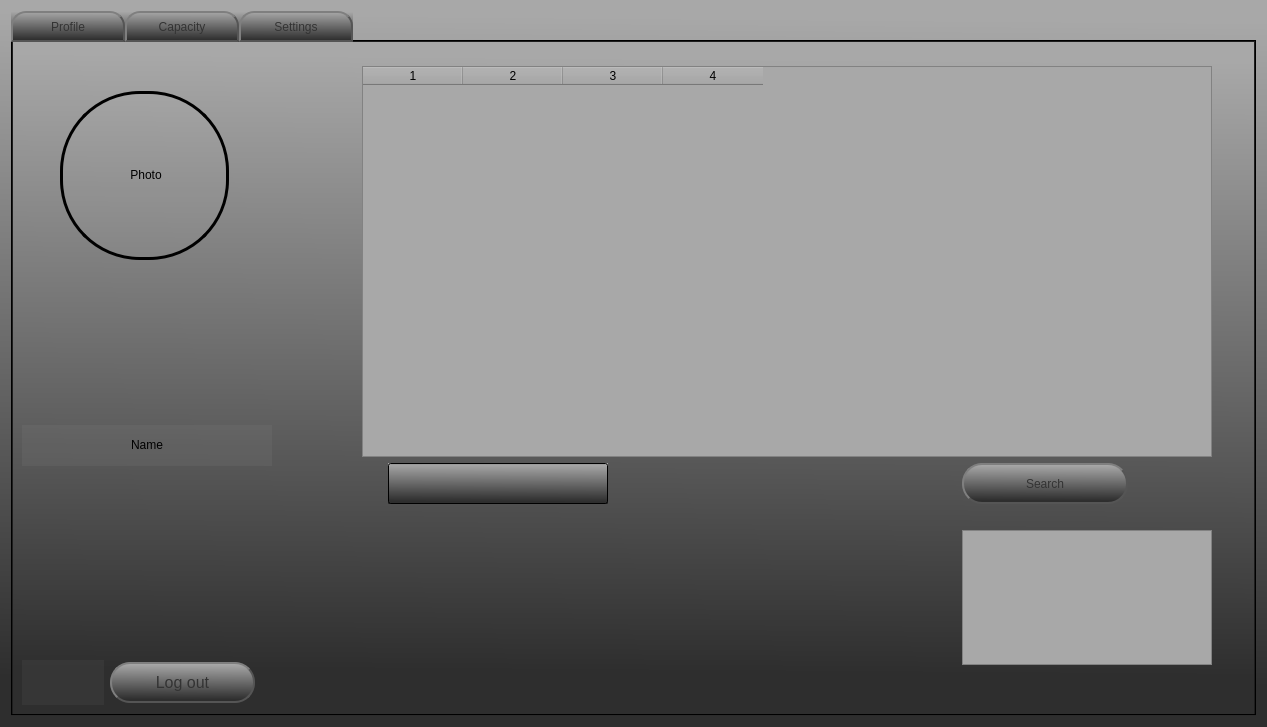
Old version of the form UI/SolarControl_U_profile/U_profile.ui in the repository Kirill020/Solar-Control.
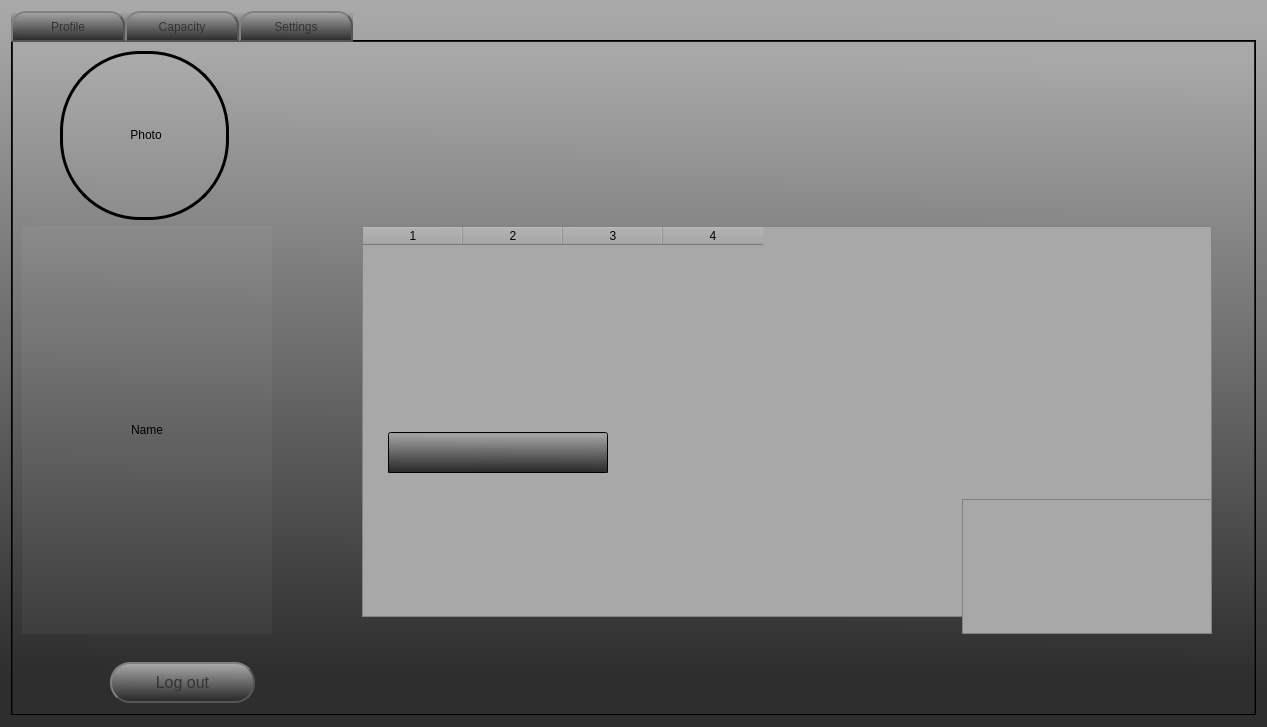
New version of the form. The open tabs and pages were chosen to show the change. Icons and pictures are not drawn.

What changed in the file:
```diff
--- a/UI/SolarControl_U_profile/U_profile.ui
+++ b/UI/SolarControl_U_profile/U_profile.ui
@@ -56,7 +56,7 @@
 }</string>
      </property>
      <property name="currentIndex">
-      <number>0</number>
+      <number>2</number>
      </property>
      <widget class="QWidget" name="U_profile_tab">
       <attribute name="title">
@@ -171,377 +171,6 @@
            </item>
           </layout>
          </item>
-         <item row="0" column="3" rowspan="7">
-          <layout class="QGridLayout" name="Check_lay_prof">
-           <item row="2" column="2">
-            <widget class="QPushButton" name="Search_but_prof">
-             <property name="minimumSize">
-              <size>
-               <width>166</width>
-               <height>41</height>
-              </size>
-             </property>
-             <property name="maximumSize">
-              <size>
-               <width>131</width>
-               <height>41</height>
-              </size>
-             </property>
-             <property name="styleSheet">
-              <string notr="true">QPushButton {
-color: #333;
-border: 2px solid #555;
-border-radius: 20px;
-border-style: outset;
-font: 12pt &quot;MS Shell Dlg 2&quot;;
-min-width: 8em;
-background: qradialgradient(
-cx: 0.3, cy: -0.4, fx: 0.3, fy: -0.4,
-radius: 1.35, stop: 0 #fff, stop: 1 #888
-);
-padding: 5px;
-}
-
-QPushButton:hover {
-background: qradialgradient(
-cx: 0.3, cy: -0.4, fx: 0.3, fy: -0.4,
-radius: 1.35, stop: 0 #fff, stop: 1 #bbb
-);
-}
-
-QPushButton:pressed {
-border-style: inset;
-background: qradialgradient(
-cx: 0.4, cy: -0.1, fx: 0.4, fy: -0.1,
-radius: 1.35, stop: 0 #fff, stop: 1 #ddd
-);
-}</string>
-             </property>
-             <property name="text">
-              <string>Search</string>
-             </property>
-            </widget>
-           </item>
-           <item row="1" column="0" colspan="3">
-            <widget class="QTableWidget" name="Objects_info_prof">
-             <property name="minimumSize">
-              <size>
-               <width>850</width>
-               <height>391</height>
-              </size>
-             </property>
-             <property name="maximumSize">
-              <size>
-               <width>850</width>
-               <height>391</height>
-              </size>
-             </property>
-             <property name="styleSheet">
-              <string notr="true">background-color: rgb(168, 168, 168);
-</string>
-             </property>
-             <property name="columnCount">
-              <number>4</number>
-             </property>
-             <column/>
-             <column/>
-             <column/>
-             <column/>
-            </widget>
-           </item>
-           <item row="6" column="2">
-            <widget class="QListView" name="Support_data_prof">
-             <property name="minimumSize">
-              <size>
-               <width>250</width>
-               <height>135</height>
-              </size>
-             </property>
-             <property name="maximumSize">
-              <size>
-               <width>250</width>
-               <height>135</height>
-              </size>
-             </property>
-             <property name="styleSheet">
-              <string notr="true">background-color: rgb(168, 168, 168);
-</string>
-             </property>
-            </widget>
-           </item>
-           <item row="2" column="0">
-            <spacer name="verticalSpacer_14">
-             <property name="orientation">
-              <enum>Qt::Vertical</enum>
-             </property>
-             <property name="sizeHint" stdset="0">
-              <size>
-               <width>20</width>
-               <height>40</height>
-              </size>
-             </property>
-            </spacer>
-           </item>
-           <item row="5" column="0">
-            <spacer name="verticalSpacer_13">
-             <property name="orientation">
-              <enum>Qt::Vertical</enum>
-             </property>
-             <property name="sizeHint" stdset="0">
-              <size>
-               <width>20</width>
-               <height>40</height>
-              </size>
-             </property>
-            </spacer>
-           </item>
-           <item row="5" column="1">
-            <spacer name="horizontalSpacer_7">
-             <property name="orientation">
-              <enum>Qt::Horizontal</enum>
-             </property>
-             <property name="sizeHint" stdset="0">
-              <size>
-               <width>40</width>
-               <height>20</height>
-              </size>
-             </property>
-            </spacer>
-           </item>
-           <item row="5" column="2">
-            <spacer name="verticalSpacer_16">
-             <property name="orientation">
-              <enum>Qt::Vertical</enum>
-             </property>
-             <property name="sizeHint" stdset="0">
-              <size>
-               <width>20</width>
-               <height>40</height>
-              </size>
-             </property>
-            </spacer>
-           </item>
-           <item row="2" column="1">
-            <widget class="QLineEdit" name="Search_ed_prof">
-             <property name="minimumSize">
-              <size>
-               <width>100</width>
-               <height>41</height>
-              </size>
-             </property>
-             <property name="maximumSize">
-              <size>
-               <width>220</width>
-               <height>41</height>
-              </size>
-             </property>
-             <property name="palette">
-              <palette>
-               <active>
-                <colorrole role="Button">
-                 <brush brushstyle="LinearGradientPattern">
-                  <gradient startx="0.482198000000000" starty="0.971000000000000" endx="0.497000000000000" endy="0.023000000000000" type="LinearGradient" spread="PadSpread" coordinatemode="ObjectBoundingMode">
-                   <gradientstop position="0.033898300000000">
-                    <color alpha="255">
-                     <red>46</red>
-                     <green>46</green>
-                     <blue>46</blue>
-                    </color>
-                   </gradientstop>
-                   <gradientstop position="1.000000000000000">
-                    <color alpha="255">
-                     <red>168</red>
-                     <green>168</green>
-                     <blue>168</blue>
-                    </color>
-                   </gradientstop>
-                  </gradient>
-                 </brush>
-                </colorrole>
-                <colorrole role="Base">
-                 <brush brushstyle="LinearGradientPattern">
-                  <gradient startx="0.482198000000000" starty="0.971000000000000" endx="0.497000000000000" endy="0.023000000000000" type="LinearGradient" spread="PadSpread" coordinatemode="ObjectBoundingMode">
-                   <gradientstop position="0.033898300000000">
-                    <color alpha="255">
-                     <red>46</red>
-                     <green>46</green>
-                     <blue>46</blue>
-                    </color>
-                   </gradientstop>
-                   <gradientstop position="1.000000000000000">
-                    <color alpha="255">
-                     <red>168</red>
-                     <green>168</green>
-                     <blue>168</blue>
-                    </color>
-                   </gradientstop>
-                  </gradient>
-                 </brush>
-                </colorrole>
-                <colorrole role="Window">
-                 <brush brushstyle="LinearGradientPattern">
-                  <gradient startx="0.482198000000000" starty="0.971000000000000" endx="0.497000000000000" endy="0.023000000000000" type="LinearGradient" spread="PadSpread" coordinatemode="ObjectBoundingMode">
-                   <gradientstop position="0.033898300000000">
-                    <color alpha="255">
-                     <red>46</red>
-                     <green>46</green>
-                     <blue>46</blue>
-                    </color>
-                   </gradientstop>
-                   <gradientstop position="1.000000000000000">
-                    <color alpha="255">
-                     <red>168</red>
-                     <green>168</green>
-                     <blue>168</blue>
-                    </color>
-                   </gradientstop>
-                  </gradient>
-                 </brush>
-                </colorrole>
-               </active>
-               <inactive>
-                <colorrole role="Button">
-                 <brush brushstyle="LinearGradientPattern">
-                  <gradient startx="0.482198000000000" starty="0.971000000000000" endx="0.497000000000000" endy="0.023000000000000" type="LinearGradient" spread="PadSpread" coordinatemode="ObjectBoundingMode">
-                   <gradientstop position="0.033898300000000">
-                    <color alpha="255">
-                     <red>46</red>
-                     <green>46</green>
-                     <blue>46</blue>
-                    </color>
-                   </gradientstop>
-                   <gradientstop position="1.000000000000000">
-                    <color alpha="255">
-                     <red>168</red>
-                     <green>168</green>
-                     <blue>168</blue>
-                    </color>
-                   </gradientstop>
-                  </gradient>
-                 </brush>
-                </colorrole>
-                <colorrole role="Base">
-                 <brush brushstyle="LinearGradientPattern">
-                  <gradient startx="0.482198000000000" starty="0.971000000000000" endx="0.497000000000000" endy="0.023000000000000" type="LinearGradient" spread="PadSpread" coordinatemode="ObjectBoundingMode">
-                   <gradientstop position="0.033898300000000">
-                    <color alpha="255">
-                     <red>46</red>
-                     <green>46</green>
-                     <blue>46</blue>
-                    </color>
-                   </gradientstop>
-                   <gradientstop position="1.000000000000000">
-                    <color alpha="255">
-                     <red>168</red>
-                     <green>168</green>
-                     <blue>168</blue>
-                    </color>
-                   </gradientstop>
-                  </gradient>
-                 </brush>
-                </colorrole>
-                <colorrole role="Window">
-                 <brush brushstyle="LinearGradientPattern">
-                  <gradient startx="0.482198000000000" starty="0.971000000000000" endx="0.497000000000000" endy="0.023000000000000" type="LinearGradient" spread="PadSpread" coordinatemode="ObjectBoundingMode">
-                   <gradientstop position="0.033898300000000">
-                    <color alpha="255">
-                     <red>46</red>
-                     <green>46</green>
-                     <blue>46</blue>
-                    </color>
-                   </gradientstop>
-                   <gradientstop position="1.000000000000000">
-                    <color alpha="255">
-                     <red>168</red>
-                     <green>168</green>
-                     <blue>168</blue>
-                    </color>
-                   </gradientstop>
-                  </gradient>
-                 </brush>
-                </colorrole>
-               </inactive>
-               <disabled>
-                <colorrole role="Button">
-                 <brush brushstyle="LinearGradientPattern">
-                  <gradient startx="0.482198000000000" starty="0.971000000000000" endx="0.497000000000000" endy="0.023000000000000" type="LinearGradient" spread="PadSpread" coordinatemode="ObjectBoundingMode">
-                   <gradientstop position="0.033898300000000">
-                    <color alpha="255">
-                     <red>46</red>
-                     <green>46</green>
-                     <blue>46</blue>
-                    </color>
-                   </gradientstop>
-                   <gradientstop position="1.000000000000000">
-                    <color alpha="255">
-                     <red>168</red>
-                     <green>168</green>
-                     <blue>168</blue>
-                    </color>
-                   </gradientstop>
-                  </gradient>
-                 </brush>
-                </colorrole>
-                <colorrole role="Base">
-                 <brush brushstyle="LinearGradientPattern">
-                  <gradient startx="0.482198000000000" starty="0.971000000000000" endx="0.497000000000000" endy="0.023000000000000" type="LinearGradient" spread="PadSpread" coordinatemode="ObjectBoundingMode">
-                   <gradientstop position="0.033898300000000">
-                    <color alpha="255">
-                     <red>46</red>
-                     <green>46</green>
-                     <blue>46</blue>
-                    </color>
-                   </gradientstop>
-                   <gradientstop position="1.000000000000000">
-                    <color alpha="255">
-                     <red>168</red>
-                     <green>168</green>
-                     <blue>168</blue>
-                    </color>
-                   </gradientstop>
-                  </gradient>
-                 </brush>
-                </colorrole>
-                <colorrole role="Window">
-                 <brush brushstyle="LinearGradientPattern">
-                  <gradient startx="0.482198000000000" starty="0.971000000000000" endx="0.497000000000000" endy="0.023000000000000" type="LinearGradient" spread="PadSpread" coordinatemode="ObjectBoundingMode">
-                   <gradientstop position="0.033898300000000">
-                    <color alpha="255">
-                     <red>46</red>
-                     <green>46</green>
-                     <blue>46</blue>
-                    </color>
-                   </gradientstop>
-                   <gradientstop position="1.000000000000000">
-                    <color alpha="255">
-                     <red>168</red>
-                     <green>168</green>
-                     <blue>168</blue>
-                    </color>
-                   </gradientstop>
-                  </gradient>
-                 </brush>
-                </colorrole>
-               </disabled>
-              </palette>
-             </property>
-            </widget>
-           </item>
-           <item row="0" column="0">
-            <spacer name="verticalSpacer_24">
-             <property name="orientation">
-              <enum>Qt::Vertical</enum>
-             </property>
-             <property name="sizeHint" stdset="0">
-              <size>
-               <width>20</width>
-               <height>40</height>
-              </size>
-             </property>
-            </spacer>
-           </item>
-          </layout>
-         </item>
          <item row="1" column="2">
           <spacer name="horizontalSpacer_6">
            <property name="orientation">
@@ -742,7 +371,7 @@
               </size>
              </property>
              <property name="styleSheet">
-              <string notr="true">background-color: rgba(255, 255, 255, 10);
+              <string notr="true">background-color: rgba(255, 255, 255, 0);
 image: url(:/newPrefix/images/backgrounds/PsLYIQ01.svg);</string>
              </property>
              <property name="text">
@@ -863,6 +492,377 @@
            </property>
           </spacer>
          </item>
+         <item row="4" column="4">
+          <layout class="QGridLayout" name="Check_lay_prof">
+           <item row="2" column="2">
+            <widget class="QPushButton" name="Search_but_prof">
+             <property name="minimumSize">
+              <size>
+               <width>166</width>
+               <height>41</height>
+              </size>
+             </property>
+             <property name="maximumSize">
+              <size>
+               <width>131</width>
+               <height>41</height>
+              </size>
+             </property>
+             <property name="styleSheet">
+              <string notr="true">QPushButton {
+color: #333;
+border: 2px solid #555;
+border-radius: 20px;
+border-style: outset;
+font: 12pt &quot;MS Shell Dlg 2&quot;;
+min-width: 8em;
+background: qradialgradient(
+cx: 0.3, cy: -0.4, fx: 0.3, fy: -0.4,
+radius: 1.35, stop: 0 #fff, stop: 1 #888
+);
+padding: 5px;
+}
+
+QPushButton:hover {
+background: qradialgradient(
+cx: 0.3, cy: -0.4, fx: 0.3, fy: -0.4,
+radius: 1.35, stop: 0 #fff, stop: 1 #bbb
+);
+}
+
+QPushButton:pressed {
+border-style: inset;
+background: qradialgradient(
+cx: 0.4, cy: -0.1, fx: 0.4, fy: -0.1,
+radius: 1.35, stop: 0 #fff, stop: 1 #ddd
+);
+}</string>
+             </property>
+             <property name="text">
+              <string>Search</string>
+             </property>
+            </widget>
+           </item>
+           <item row="1" column="0" colspan="3">
+            <widget class="QTableWidget" name="Objects_info_prof">
+             <property name="minimumSize">
+              <size>
+               <width>850</width>
+               <height>391</height>
+              </size>
+             </property>
+             <property name="maximumSize">
+              <size>
+               <width>850</width>
+               <height>391</height>
+              </size>
+             </property>
+             <property name="styleSheet">
+              <string notr="true">background-color: rgb(168, 168, 168);
+</string>
+             </property>
+             <property name="columnCount">
+              <number>4</number>
+             </property>
+             <column/>
+             <column/>
+             <column/>
+             <column/>
+            </widget>
+           </item>
+           <item row="6" column="2">
+            <widget class="QListView" name="Support_data_prof">
+             <property name="minimumSize">
+              <size>
+               <width>250</width>
+               <height>135</height>
+              </size>
+             </property>
+             <property name="maximumSize">
+              <size>
+               <width>250</width>
+               <height>135</height>
+              </size>
+             </property>
+             <property name="styleSheet">
+              <string notr="true">background-color: rgb(168, 168, 168);
+</string>
+             </property>
+            </widget>
+           </item>
+           <item row="2" column="0">
+            <spacer name="verticalSpacer_14">
+             <property name="orientation">
+              <enum>Qt::Vertical</enum>
+             </property>
+             <property name="sizeHint" stdset="0">
+              <size>
+               <width>20</width>
+               <height>40</height>
+              </size>
+             </property>
+            </spacer>
+           </item>
+           <item row="5" column="0">
+            <spacer name="verticalSpacer_13">
+             <property name="orientation">
+              <enum>Qt::Vertical</enum>
+             </property>
+             <property name="sizeHint" stdset="0">
+              <size>
+               <width>20</width>
+               <height>40</height>
+              </size>
+             </property>
+            </spacer>
+           </item>
+           <item row="5" column="1">
+            <spacer name="horizontalSpacer_7">
+             <property name="orientation">
+              <enum>Qt::Horizontal</enum>
+             </property>
+             <property name="sizeHint" stdset="0">
+              <size>
+               <width>40</width>
+               <height>20</height>
+              </size>
+             </property>
+            </spacer>
+           </item>
+           <item row="5" column="2">
+            <spacer name="verticalSpacer_16">
+             <property name="orientation">
+              <enum>Qt::Vertical</enum>
+             </property>
+             <property name="sizeHint" stdset="0">
+              <size>
+               <width>20</width>
+               <height>40</height>
+              </size>
+             </property>
+            </spacer>
+           </item>
+           <item row="2" column="1">
+            <widget class="QLineEdit" name="Search_ed_prof">
+             <property name="minimumSize">
+              <size>
+               <width>100</width>
+               <height>41</height>
+              </size>
+             </property>
+             <property name="maximumSize">
+              <size>
+               <width>220</width>
+               <height>41</height>
+              </size>
+             </property>
+             <property name="palette">
+              <palette>
+               <active>
+                <colorrole role="Button">
+                 <brush brushstyle="LinearGradientPattern">
+                  <gradient startx="0.482198000000000" starty="0.971000000000000" endx="0.497000000000000" endy="0.023000000000000" type="LinearGradient" spread="PadSpread" coordinatemode="ObjectBoundingMode">
+                   <gradientstop position="0.033898300000000">
+                    <color alpha="255">
+                     <red>46</red>
+                     <green>46</green>
+                     <blue>46</blue>
+                    </color>
+                   </gradientstop>
+                   <gradientstop position="1.000000000000000">
+                    <color alpha="255">
+                     <red>168</red>
+                     <green>168</green>
+                     <blue>168</blue>
+                    </color>
+                   </gradientstop>
+                  </gradient>
+                 </brush>
+                </colorrole>
+                <colorrole role="Base">
+                 <brush brushstyle="LinearGradientPattern">
+                  <gradient startx="0.482198000000000" starty="0.971000000000000" endx="0.497000000000000" endy="0.023000000000000" type="LinearGradient" spread="PadSpread" coordinatemode="ObjectBoundingMode">
+                   <gradientstop position="0.033898300000000">
+                    <color alpha="255">
+                     <red>46</red>
+                     <green>46</green>
+                     <blue>46</blue>
+                    </color>
+                   </gradientstop>
+                   <gradientstop position="1.000000000000000">
+                    <color alpha="255">
+                     <red>168</red>
+                     <green>168</green>
+                     <blue>168</blue>
+                    </color>
+                   </gradientstop>
+                  </gradient>
+                 </brush>
+                </colorrole>
+                <colorrole role="Window">
+                 <brush brushstyle="LinearGradientPattern">
+                  <gradient startx="0.482198000000000" starty="0.971000000000000" endx="0.497000000000000" endy="0.023000000000000" type="LinearGradient" spread="PadSpread" coordinatemode="ObjectBoundingMode">
+                   <gradientstop position="0.033898300000000">
+                    <color alpha="255">
+                     <red>46</red>
+                     <green>46</green>
+                     <blue>46</blue>
+                    </color>
+                   </gradientstop>
+                   <gradientstop position="1.000000000000000">
+                    <color alpha="255">
+                     <red>168</red>
+                     <green>168</green>
+                     <blue>168</blue>
+                    </color>
+                   </gradientstop>
+                  </gradient>
+                 </brush>
+                </colorrole>
+               </active>
+               <inactive>
+                <colorrole role="Button">
+                 <brush brushstyle="LinearGradientPattern">
+                  <gradient startx="0.482198000000000" starty="0.971000000000000" endx="0.497000000000000" endy="0.023000000000000" type="LinearGradient" spread="PadSpread" coordinatemode="ObjectBoundingMode">
+                   <gradientstop position="0.033898300000000">
+                    <color alpha="255">
+                     <red>46</red>
+                     <green>46</green>
+                     <blue>46</blue>
+                    </color>
+                   </gradientstop>
+                   <gradientstop position="1.000000000000000">
+                    <color alpha="255">
+                     <red>168</red>
+                     <green>168</green>
+                     <blue>168</blue>
+                    </color>
+                   </gradientstop>
+                  </gradient>
+                 </brush>
+                </colorrole>
+                <colorrole role="Base">
+                 <brush brushstyle="LinearGradientPattern">
+                  <gradient startx="0.482198000000000" starty="0.971000000000000" endx="0.497000000000000" endy="0.023000000000000" type="LinearGradient" spread="PadSpread" coordinatemode="ObjectBoundingMode">
+                   <gradientstop position="0.033898300000000">
+                    <color alpha="255">
+                     <red>46</red>
+                     <green>46</green>
+                     <blue>46</blue>
+                    </color>
+                   </gradientstop>
+                   <gradientstop position="1.000000000000000">
+                    <color alpha="255">
+                     <red>168</red>
+                     <green>168</green>
+                     <blue>168</blue>
+                    </color>
+                   </gradientstop>
+                  </gradient>
+                 </brush>
+                </colorrole>
+                <colorrole role="Window">
+                 <brush brushstyle="LinearGradientPattern">
+                  <gradient startx="0.482198000000000" starty="0.971000000000000" endx="0.497000000000000" endy="0.023000000000000" type="LinearGradient" spread="PadSpread" coordinatemode="ObjectBoundingMode">
+                   <gradientstop position="0.033898300000000">
+                    <color alpha="255">
+                     <red>46</red>
+                     <green>46</green>
+                     <blue>46</blue>
+                    </color>
+                   </gradientstop>
+                   <gradientstop position="1.000000000000000">
+                    <color alpha="255">
+                     <red>168</red>
+                     <green>168</green>
+                     <blue>168</blue>
+                    </color>
+                   </gradientstop>
+                  </gradient>
+                 </brush>
+                </colorrole>
+               </inactive>
+               <disabled>
+                <colorrole role="Button">
+                 <brush brushstyle="LinearGradientPattern">
+                  <gradient startx="0.482198000000000" starty="0.971000000000000" endx="0.497000000000000" endy="0.023000000000000" type="LinearGradient" spread="PadSpread" coordinatemode="ObjectBoundingMode">
+                   <gradientstop position="0.033898300000000">
+                    <color alpha="255">
+                     <red>46</red>
+                     <green>46</green>
+                     <blue>46</blue>
+                    </color>
+                   </gradientstop>
+                   <gradientstop position="1.000000000000000">
+                    <color alpha="255">
+                     <red>168</red>
+                     <green>168</green>
+                     <blue>168</blue>
+                    </color>
+                   </gradientstop>
+                  </gradient>
+                 </brush>
+                </colorrole>
+                <colorrole role="Base">
+                 <brush brushstyle="LinearGradientPattern">
+                  <gradient startx="0.482198000000000" starty="0.971000000000000" endx="0.497000000000000" endy="0.023000000000000" type="LinearGradient" spread="PadSpread" coordinatemode="ObjectBoundingMode">
+                   <gradientstop position="0.033898300000000">
+                    <color alpha="255">
+                     <red>46</red>
+                     <green>46</green>
+                     <blue>46</blue>
+                    </color>
+                   </gradientstop>
+                   <gradientstop position="1.000000000000000">
+                    <color alpha="255">
+                     <red>168</red>
+                     <green>168</green>
+                     <blue>168</blue>
+                    </color>
+                   </gradientstop>
+                  </gradient>
+                 </brush>
+                </colorrole>
+                <colorrole role="Window">
+                 <brush brushstyle="LinearGradientPattern">
+                  <gradient startx="0.482198000000000" starty="0.971000000000000" endx="0.497000000000000" endy="0.023000000000000" type="LinearGradient" spread="PadSpread" coordinatemode="ObjectBoundingMode">
+                   <gradientstop position="0.033898300000000">
+                    <color alpha="255">
+                     <red>46</red>
+                     <green>46</green>
+                     <blue>46</blue>
+                    </color>
+                   </gradientstop>
+                   <gradientstop position="1.000000000000000">
+                    <color alpha="255">
+                     <red>168</red>
+                     <green>168</green>
+                     <blue>168</blue>
+                    </color>
+                   </gradientstop>
+                  </gradient>
+                 </brush>
+                </colorrole>
+               </disabled>
+              </palette>
+             </property>
+            </widget>
+           </item>
+           <item row="0" column="0">
+            <spacer name="verticalSpacer_24">
+             <property name="orientation">
+              <enum>Qt::Vertical</enum>
+             </property>
+             <property name="sizeHint" stdset="0">
+              <size>
+               <width>20</width>
+               <height>40</height>
+              </size>
+             </property>
+            </spacer>
+           </item>
+          </layout>
+         </item>
         </layout>
        </item>
       </layout>
@@ -928,23 +928,6 @@
              </property>
             </spacer>
            </item>
-           <item row="3" column="0">
-            <widget class="QLabel" name="Logo_cap">
-             <property name="minimumSize">
-              <size>
-               <width>82</width>
-               <height>45</height>
-              </size>
-             </property>
-             <property name="styleSheet">
-              <string notr="true">background-color: rgba(255, 255, 255, 10);
-image: url(:/newPrefix/images/backgrounds/PsLYIQ01.svg);</string>
-             </property>
-             <property name="text">
-              <string>&lt;html&gt;&lt;head/&gt;&lt;body&gt;&lt;p align=&quot;center&quot;&gt;&lt;br/&gt;&lt;/p&gt;&lt;/body&gt;&lt;/html&gt;</string>
-             </property>
-            </widget>
-           </item>
            <item row="2" column="0">
             <spacer name="verticalSpacer_23">
              <property name="orientation">
@@ -1030,6 +1013,23 @@
              </property>
             </spacer>
            </item>
+           <item row="3" column="0">
+            <widget class="QLabel" name="Logo_cap">
+             <property name="minimumSize">
+              <size>
+               <width>82</width>
+               <height>45</height>
+              </size>
+             </property>
+             <property name="styleSheet">
+              <string notr="true">background-color: rgba(255, 255, 255, 0);
+image: url(:/newPrefix/images/backgrounds/PsLYIQ01.svg);</string>
+             </property>
+             <property name="text">
+              <string>&lt;html&gt;&lt;head/&gt;&lt;body&gt;&lt;p align=&quot;center&quot;&gt;&lt;br/&gt;&lt;/p&gt;&lt;/body&gt;&lt;/html&gt;</string>
+             </property>
+            </widget>
+           </item>
           </layout>
          </item>
          <item row="4" column="4">
@@ -1914,7 +1914,7 @@
               </size>
              </property>
              <property name="styleSheet">
-              <string notr="true">background-color: rgba(255, 255, 255, 10);
+              <string notr="true">background-color: rgba(255, 255, 255, 0);
 image: url(:/newPrefix/images/backgrounds/PsLYIQ01.svg);
 </string>
              </property>
```
